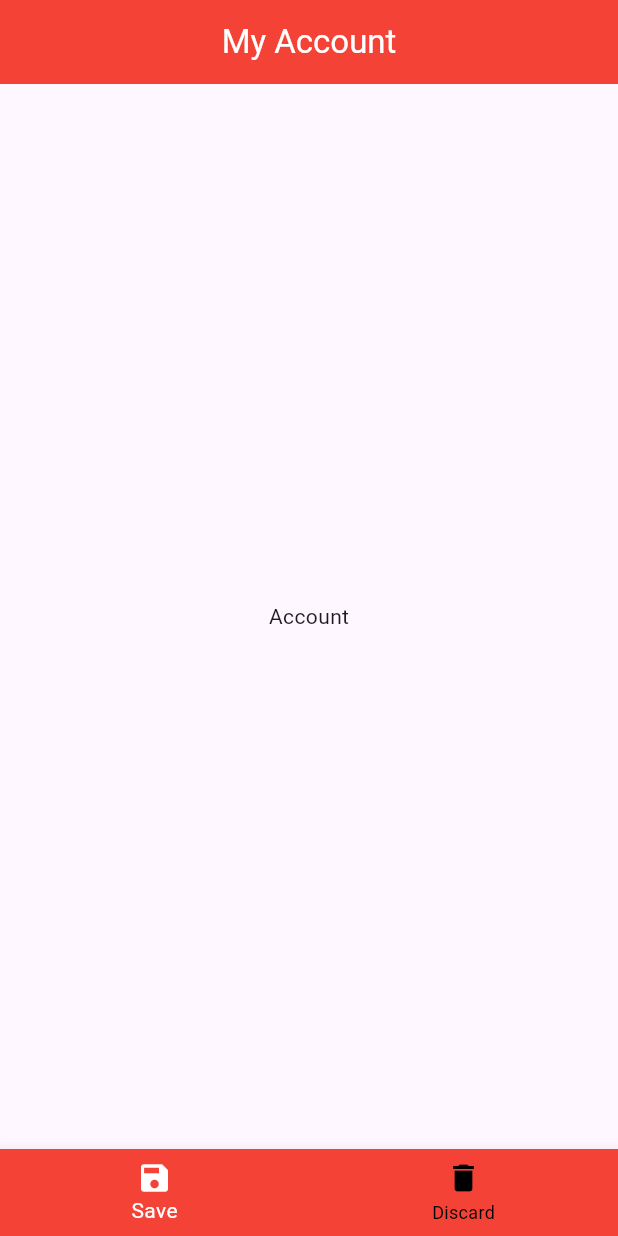
After one commit to USFGDSC/GDiceSC, a Flutter app: the screen it shows after launch, after a tap on the "refresh" icon, after a tap on the "person" icon, on a phone screen of 412 x 824 dp. The commit adds this screen. Run offline on Flutter 3.47's test engine with Material 3 defaults, Android fonts, the phone set to English and light mode, and no system bars.

Commit message:
First iteration of workshop project.

```diff
--- /dev/null
+++ b/lib/account.dart
@@ -0,0 +1,47 @@
+import 'package:flutter/material.dart';
+
+class AccountPage extends StatefulWidget {
+  const AccountPage({super.key});
+
+  @override
+  State<AccountPage> createState() => _AccountPageState();
+}
+
+class _AccountPageState extends State<AccountPage> {
+
+  @override
+  Widget build(BuildContext context) {
+    return Scaffold(
+      appBar: AppBar(
+        title: const Text( "My Account" ),
+        automaticallyImplyLeading: false,
+      ),
+      body: const Center( child: Text("Account"), ),
+      bottomNavigationBar: BottomNavigationBar(
+        onTap: (selectedIndex) {
+          String snackBarMessage = selectedIndex == 0 ? "Account changes saved!" : "Account changes discarded";
+          ScaffoldMessenger.of(context).showSnackBar(
+            SnackBar(
+              content: Text( snackBarMessage ),
+              action: SnackBarAction(
+                label: "Ok",
+                onPressed: () {},
+              )
+            )
+          );
+          Navigator.pop(context);
+        },
+        items: const [
+          BottomNavigationBarItem(
+            icon: Icon( Icons.save ),
+            label: "Save",
+          ),
+          BottomNavigationBarItem(
+            icon: Icon( Icons.delete ),
+            label: "Discard",
+          ),
+        ],
+      ),
+    );
+  }
+}
--- /dev/null
+++ b/lib/home.dart
@@ -0,0 +1,42 @@
+import 'dart:math';
+
+import 'package:flutter/material.dart';
+
+import 'settings.dart';
+
+class HomePage extends StatefulWidget {
+  const HomePage({super.key});
+
+  @override
+  State<HomePage> createState() => _HomePageState();
+}
+
+class _HomePageState extends State<HomePage> {
+
+  int _prev = 0;
+  int _curr = 0;
+
+  @override
+  Widget build(BuildContext context) {
+
+    return Scaffold(
+      body: Column(
+        mainAxisAlignment: MainAxisAlignment.center,
+        children: [
+          Center( child: Text( "Previous roll: $_prev" ) ),
+          Center( child: Text( "Current roll: $_curr" ) ),
+        ]
+      ),
+      floatingActionButton: FloatingActionButton(
+        child: const Icon( Icons.refresh ),
+        onPressed: () {
+          setState( () {
+            _prev = _curr;
+            _curr = Random().nextInt( sides.round() ) + 1;
+          });
+        },
+      ),
+      floatingActionButtonLocation: FloatingActionButtonLocation.centerFloat,
+    );
+  }
+}
--- a/lib/main.dart
+++ b/lib/main.dart
@@ -1,17 +1,54 @@
 import 'package:flutter/material.dart';
 
+import 'account.dart';
+import 'home.dart';
+import 'settings.dart';
+
 void main() {
-  runApp(const MainApp());
+  runApp( MaterialApp(
+    debugShowCheckedModeBanner: false,
+    theme: ThemeData.light().copyWith(
+      appBarTheme: const AppBarTheme(
+        centerTitle: true,
+        backgroundColor: Colors.red,
+        foregroundColor: Colors.white,
+      ),
+      floatingActionButtonTheme: const FloatingActionButtonThemeData(
+        backgroundColor: Colors.red,
+        foregroundColor: Colors.white,
+      ),
+      sliderTheme: const SliderThemeData(
+        activeTrackColor: Colors.red,
+        inactiveTrackColor: Colors.black,
+        thumbColor: Colors.red,
+      ),
+      snackBarTheme: const SnackBarThemeData(
+        backgroundColor: Colors.white,
+        actionTextColor: Colors.red,
+        contentTextStyle: TextStyle(
+          color: Colors.black,
+        ),
+        behavior: SnackBarBehavior.floating,
+      ),
+      bottomNavigationBarTheme: const BottomNavigationBarThemeData(
+        backgroundColor: Colors.red,
+        selectedItemColor: Colors.white,
+        unselectedItemColor: Colors.black,
+      )
+    ),
+    title: "GDiceSC",
+    home: const GDiceSC(),
+  ));
 }
 
-class MainApp extends StatefulWidget {
-  const MainApp({super.key});
+class GDiceSC extends StatefulWidget {
+  const GDiceSC({super.key});
 
   @override
-  State<MainApp> createState() => _MainAppState();
+  State<GDiceSC> createState() => _GDiceSCState();
 }
 
-class _MainAppState extends State<MainApp> {
+class _GDiceSCState extends State<GDiceSC> {
 
   int _currentIndex = 0;
   final PageController _pageController = PageController(
@@ -20,26 +57,32 @@ class _MainAppState extends State<MainApp> {
 
   @override
   Widget build(BuildContext context) {
-    return MaterialApp(
-      title: "GDiceSC",
-      debugShowCheckedModeBanner: false,
-      home: Scaffold(
+    return Scaffold(
       appBar: AppBar(
         title: const Text( "GDiceSC" ),
-          centerTitle: true,
+        actions: [
+          IconButton(
+            icon: const Icon( Icons.person ),
+            onPressed: () {
+              Navigator.of(context).push(
+                MaterialPageRoute( builder: (context) => const AccountPage() ),
+              );
+            },
+          ),
+        ],
       ),
       body: PageView(
         controller: _pageController,
-          onPageChanged: (newIndex) => setState( () => _currentIndex = newIndex ),
+        onPageChanged: (selectedIndex) => setState( () => _currentIndex = selectedIndex ),
         children: const [
-            Center( child: Text( "Home") ),
-            Center( child: Text( "Settings") ),
+          HomePage(),
+          SettingsPage(),
         ],
       ),
       bottomNavigationBar: BottomNavigationBar(
         currentIndex: _currentIndex,
-          onTap: (newIndex) {
-            setState( () => _currentIndex = newIndex );
+        onTap: (selectedIndex) {
+          setState( () => _currentIndex = selectedIndex );
           _pageController.jumpToPage(_currentIndex);
         },
         items: const [
@@ -53,7 +96,6 @@ class _MainAppState extends State<MainApp> {
           ),
         ],
       ),
-      ),
     );
   }
 }
--- /dev/null
+++ b/lib/settings.dart
@@ -0,0 +1,32 @@
+import 'package:flutter/material.dart';
+
+class SettingsPage extends StatefulWidget {
+  const SettingsPage({super.key});
+
+  @override
+  State<SettingsPage> createState() => _SettingsPageState();
+}
+
+double sides = 1;
+
+class _SettingsPageState extends State<SettingsPage> {
+
+  @override
+  Widget build(BuildContext context) {
+    return Scaffold(
+      body: Column(
+        mainAxisAlignment: MainAxisAlignment.center,
+        children: [
+          Text( "Dice sides: ${sides.round()}" ),
+          Slider(
+            min: 1,
+            max: 20,
+            divisions: 19,
+            value: sides,
+            onChanged: (value) => setState( () => sides = value ),
+          ),
+        ],
+      )
+    );
+  }
+}
```
Lines whose indentation alone changed are shown as unchanged.
